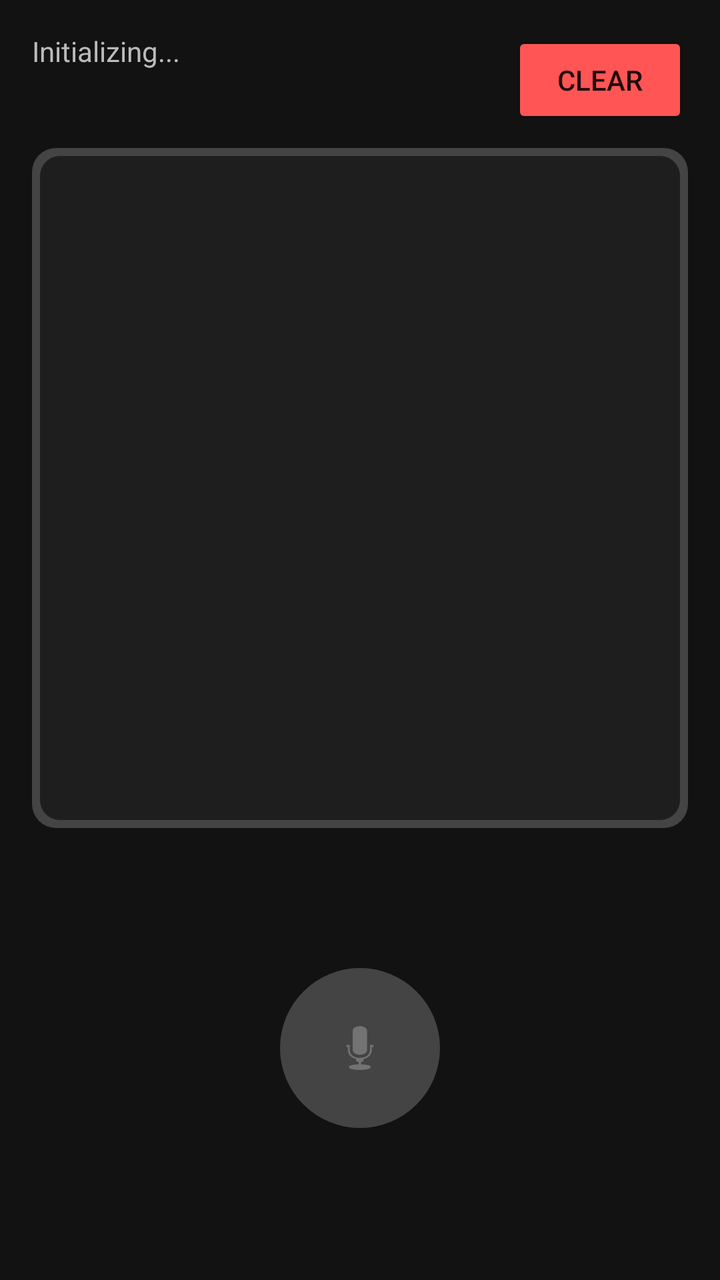
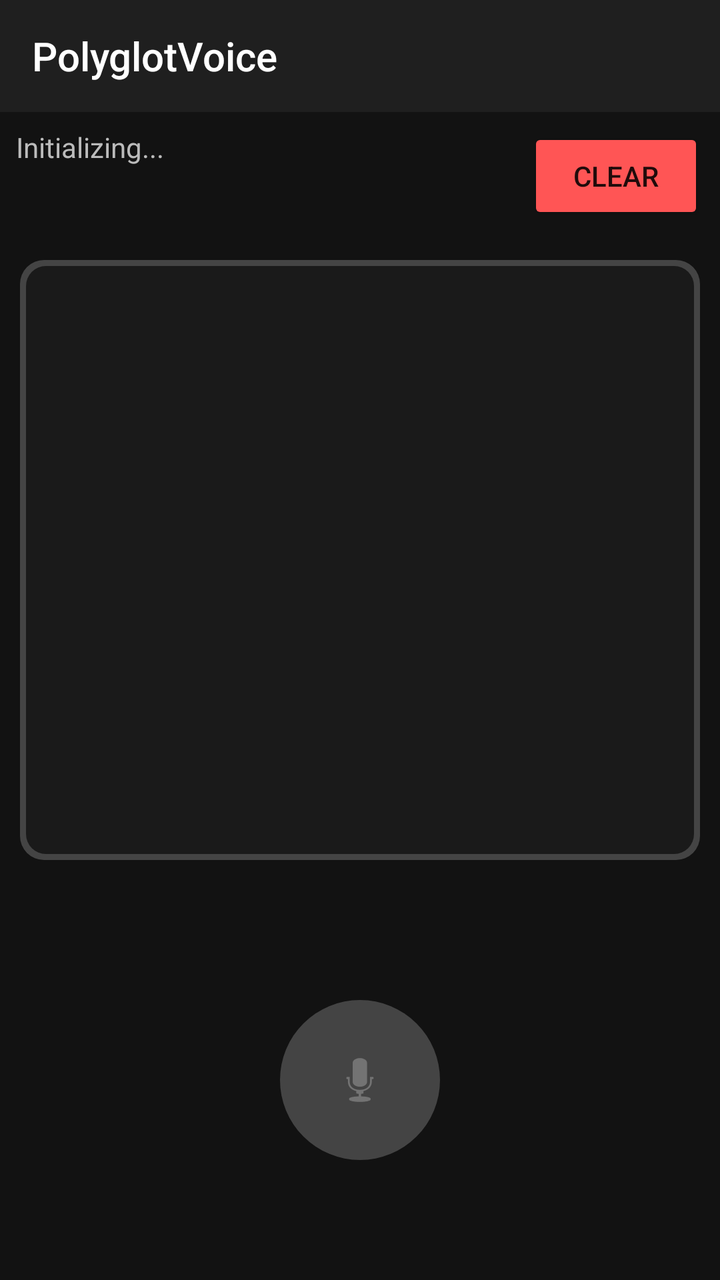

The first picture is an Android layout as it rendered before a commit; the second is the same layout after the commit. The layout source and the unified diff follow.
<!-- AndroidManifest.xml: application theme Theme.AppCompat.Light.NoActionBar -->
<!-- res/layout/activity_main.xml -->
<?xml version="1.0" encoding="utf-8"?>
<RelativeLayout xmlns:android="http://schemas.android.com/apk/res/android"
    android:layout_width="match_parent" android:layout_height="match_parent"
    android:background="#121212" android:padding="16dp">

    <LinearLayout android:id="@+id/llDownload" android:layout_width="match_parent"
        android:layout_height="wrap_content" android:orientation="vertical" android:visibility="gone">
        <TextView android:layout_width="wrap_content" android:layout_height="wrap_content"
            android:text="Syncing Offline AI..." android:textColor="#FFFFFF"/>
        <ProgressBar android:id="@+id/pbModel" style="?android:attr/progressBarStyleHorizontal"
            android:layout_width="match_parent" android:layout_height="wrap_content" android:indeterminate="true" />
    </LinearLayout>

    <Button android:id="@+id/btnClear" android:layout_width="wrap_content" android:layout_height="wrap_content"
        android:layout_alignParentEnd="true" android:text="Clear" android:backgroundTint="#FF5555" />

    <TextView android:id="@+id/tvStatus" android:layout_width="wrap_content" android:layout_height="wrap_content"
        android:layout_below="@id/llDownload" android:text="Initializing..." android:textColor="#BBBBBB" />

    <ScrollView android:id="@+id/scrollTranscript" android:layout_width="match_parent"
        android:layout_height="match_parent" android:layout_below="@id/btnClear"
        android:layout_above="@+id/pulseContainer" android:layout_marginVertical="10dp"
        android:scrollbarStyle="insideOverlay" android:fadeScrollbars="false"
        android:background="@drawable/transcript_bg">
        <TextView android:id="@+id/tvTranscript" android:layout_width="match_parent"
            android:layout_height="wrap_content" android:padding="15dp" android:textSize="18sp" android:textColor="#FFFFFF" />
    </ScrollView>

    <FrameLayout android:id="@+id/pulseContainer" android:layout_width="200dp" android:layout_height="200dp"
        android:layout_alignParentBottom="true" android:layout_centerHorizontal="true">
        <View android:id="@+id/pulse1" android:layout_width="match_parent" android:layout_height="match_parent"
            android:background="@drawable/circle_shape" android:visibility="invisible" />
        <View android:id="@+id/pulse2" android:layout_width="match_parent" android:layout_height="match_parent"
            android:background="@drawable/circle_shape" android:visibility="invisible" />
        <ImageButton android:id="@+id/btnListen" android:layout_width="80dp" android:layout_height="80dp"
            android:layout_gravity="center" android:background="@drawable/circle_shape"
            android:backgroundTint="#444444" android:src="@android:drawable/ic_btn_speak_now" />
    </FrameLayout>
</RelativeLayout>
<!-- resources referenced by this layout -->
<resources>
  <!-- drawable circle_shape (drawable) -->
  <?xml version="1.0" encoding="utf-8"?>
  <shape xmlns:android="http://schemas.android.com/apk/res/android"
      android:shape="oval">
      <solid android:color="#FFFFFF" />
      <size
          android:width="100dp"
          android:height="100dp" />
  </shape>
  <!-- drawable transcript_bg (drawable) -->
  <?xml version="1.0" encoding="utf-8"?>
  <layer-list xmlns:android="http://schemas.android.com/apk/res/android">
      <item>
          <shape android:shape="rectangle">
              <solid android:color="#444444" /> <corners android:radius="12dp" />
          </shape>
      </item>
      <item android:left="4dp" android:top="4dp" android:right="4dp" android:bottom="4dp">
          <shape android:shape="rectangle">
              <solid android:color="#1E1E1E" />
              <corners android:radius="10dp" />
          </shape>
      </item>
  </layer-list>
</resources>

<!-- the commit's change to res/layout/activity_main.xml (unified diff, before → after) -->
@@ -1,39 +1,73 @@
 <?xml version="1.0" encoding="utf-8"?>
 <RelativeLayout xmlns:android="http://schemas.android.com/apk/res/android"
-    android:layout_width="match_parent" android:layout_height="match_parent"
-    android:background="#121212" android:padding="16dp">
+    xmlns:app="http://schemas.android.com/apk/res-auto"
+    android:layout_width="match_parent"
+    android:layout_height="match_parent"
+    android:background="#121212">
 
-    <LinearLayout android:id="@+id/llDownload" android:layout_width="match_parent"
-        android:layout_height="wrap_content" android:orientation="vertical" android:visibility="gone">
-        <TextView android:layout_width="wrap_content" android:layout_height="wrap_content"
-            android:text="Syncing Offline AI..." android:textColor="#FFFFFF"/>
-        <ProgressBar android:id="@+id/pbModel" style="?android:attr/progressBarStyleHorizontal"
-            android:layout_width="match_parent" android:layout_height="wrap_content" android:indeterminate="true" />
-    </LinearLayout>
+    <androidx.appcompat.widget.Toolbar
+        android:id="@+id/toolbar"
+        android:layout_width="match_parent"
+        android:layout_height="?attr/actionBarSize"
+        android:background="#1F1F1F"
+        app:title="PolyglotVoice"
+        app:titleTextColor="#FFFFFF" />
 
-    <Button android:id="@+id/btnClear" android:layout_width="wrap_content" android:layout_height="wrap_content"
-        android:layout_alignParentEnd="true" android:text="Clear" android:backgroundTint="#FF5555" />
+    <Button
+        android:id="@+id/btnClear"
+        android:layout_width="wrap_content"
+        android:layout_height="wrap_content"
+        android:layout_below="@id/toolbar"
+        android:layout_alignParentEnd="true"
+        android:layout_margin="8dp"
+        android:text="Clear"
+        android:backgroundTint="#FF5555" />
 
-    <TextView android:id="@+id/tvStatus" android:layout_width="wrap_content" android:layout_height="wrap_content"
-        android:layout_below="@id/llDownload" android:text="Initializing..." android:textColor="#BBBBBB" />
+    <TextView
+        android:id="@+id/tvStatus"
+        android:layout_width="wrap_content"
+        android:layout_height="wrap_content"
+        android:layout_below="@id/toolbar"
+        android:layout_margin="8dp"
+        android:text="Initializing..."
+        android:textColor="#BBBBBB" />
 
-    <ScrollView android:id="@+id/scrollTranscript" android:layout_width="match_parent"
-        android:layout_height="match_parent" android:layout_below="@id/btnClear"
-        android:layout_above="@+id/pulseContainer" android:layout_marginVertical="10dp"
-        android:scrollbarStyle="insideOverlay" android:fadeScrollbars="false"
+    <ScrollView
+        android:id="@+id/scrollTranscript"
+        android:layout_width="match_parent"
+        android:layout_height="match_parent"
+        android:layout_below="@id/btnClear"
+        android:layout_above="@+id/pulseContainer"
+        android:layout_margin="10dp"
+        android:scrollbarStyle="insideOverlay"
+        android:fadeScrollbars="false"
         android:background="@drawable/transcript_bg">
-        <TextView android:id="@+id/tvTranscript" android:layout_width="match_parent"
-            android:layout_height="wrap_content" android:padding="15dp" android:textSize="18sp" android:textColor="#FFFFFF" />
+        <TextView
+            android:id="@+id/tvTranscript"
+            android:layout_width="match_parent"
+            android:layout_height="wrap_content"
+            android:padding="15dp"
+            android:textSize="18sp"
+            android:textColor="#FFFFFF" />
     </ScrollView>
 
-    <FrameLayout android:id="@+id/pulseContainer" android:layout_width="200dp" android:layout_height="200dp"
-        android:layout_alignParentBottom="true" android:layout_centerHorizontal="true">
+    <FrameLayout
+        android:id="@+id/pulseContainer"
+        android:layout_width="200dp"
+        android:layout_height="200dp"
+        android:layout_alignParentBottom="true"
+        android:layout_centerHorizontal="true">
         <View android:id="@+id/pulse1" android:layout_width="match_parent" android:layout_height="match_parent"
             android:background="@drawable/circle_shape" android:visibility="invisible" />
         <View android:id="@+id/pulse2" android:layout_width="match_parent" android:layout_height="match_parent"
             android:background="@drawable/circle_shape" android:visibility="invisible" />
-        <ImageButton android:id="@+id/btnListen" android:layout_width="80dp" android:layout_height="80dp"
-            android:layout_gravity="center" android:background="@drawable/circle_shape"
-            android:backgroundTint="#444444" android:src="@android:drawable/ic_btn_speak_now" />
+        <ImageButton
+            android:id="@+id/btnListen"
+            android:layout_width="80dp"
+            android:layout_height="80dp"
+            android:layout_gravity="center"
+            android:background="@drawable/circle_shape"
+            android:backgroundTint="#444444"
+            android:src="@android:drawable/ic_btn_speak_now" />
     </FrameLayout>
 </RelativeLayout>
<!-- resource entries referenced after the edit -->
@@ -17,10 +17,9 @@
               <solid android:color="#444444" /> <corners android:radius="12dp" />
           </shape>
       </item>
-      <item android:left="4dp" android:top="4dp" android:right="4dp" android:bottom="4dp">
+      <item android:left="3dp" android:top="3dp" android:right="3dp" android:bottom="3dp">
           <shape android:shape="rectangle">
-              <solid android:color="#1E1E1E" />
-              <corners android:radius="10dp" />
+              <solid android:color="#1A1A1A" /> <corners android:radius="10dp" />
           </shape>
       </item>
   </layer-list>
